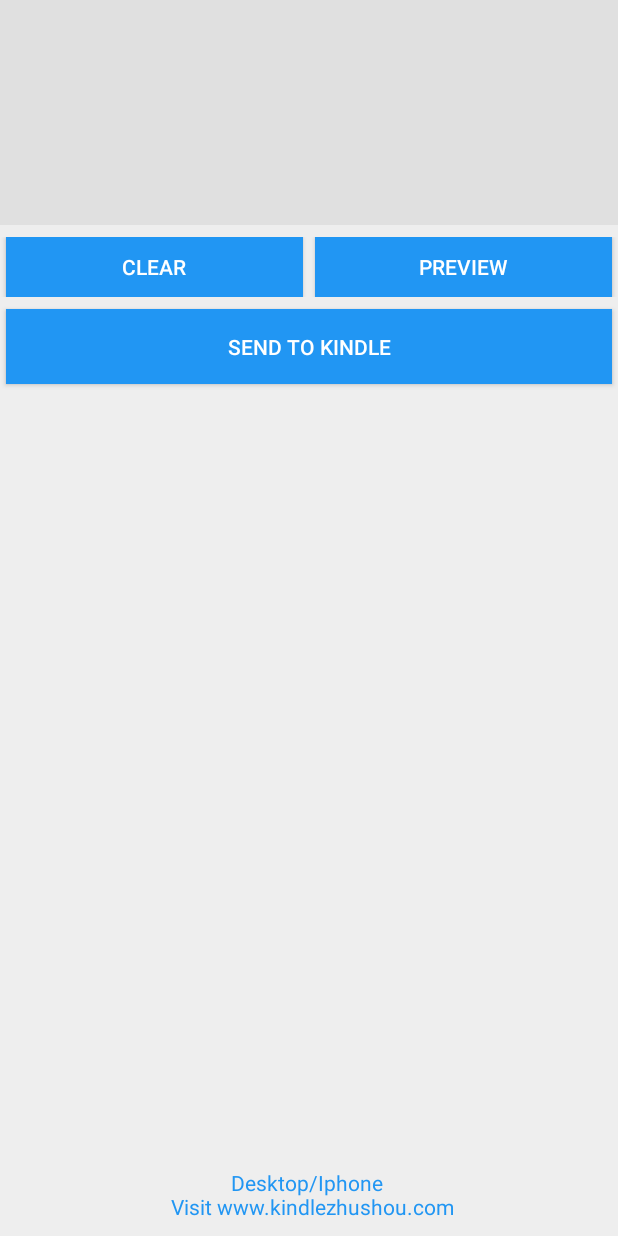
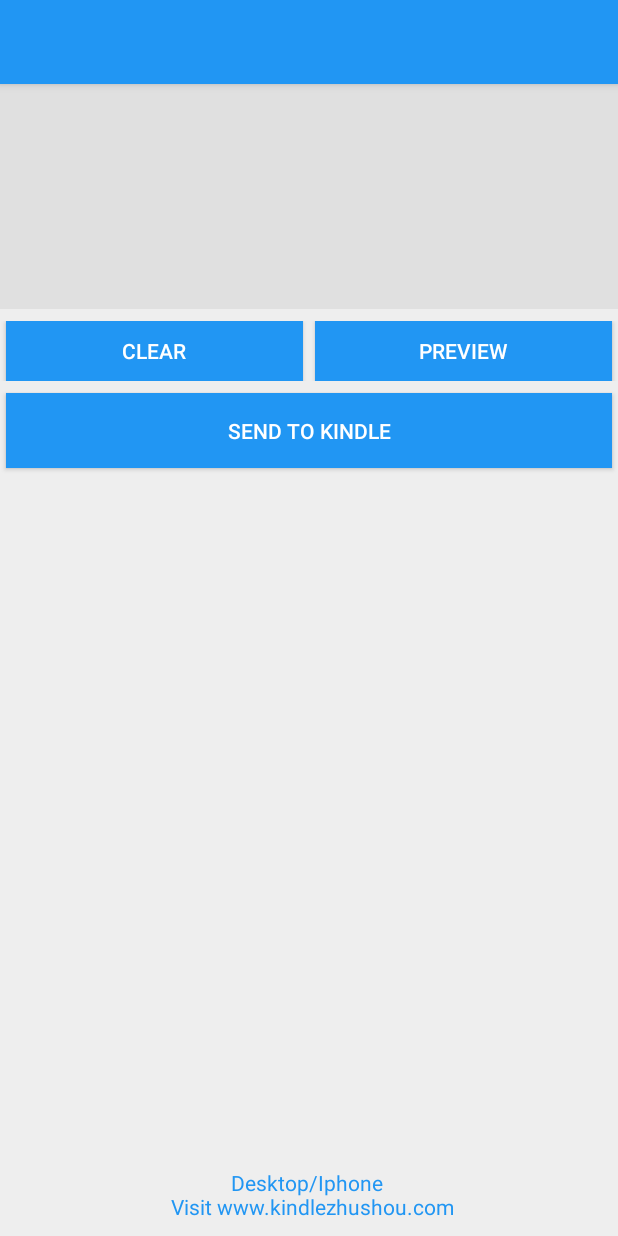
Before and after one commit to wudizhuo/kindle-android-kotlin, an Android app: the layout activity_main.xml on its own in the app's theme, with its tools: preview values and no code run, on a phone screen of 412 x 824 dp. Run offline under Robolectric (Android 15) with nearby library versions, the phone set to English and light mode, and no system bars.

```diff
--- a/app/build.gradle
+++ b/app/build.gradle
@@ -48,7 +48,8 @@ dependencies {
     androidTestCompile('com.android.support.test.espresso:espresso-core:2.2.2', {
         exclude group: 'com.android.support', module: 'support-annotations'
     })
-    compile 'com.android.support:appcompat-v7:26.+'
+    compile 'com.android.support:appcompat-v7:23.4.0'
+    compile 'com.android.support:design:26.1.0'
     compile 'com.android.support.constraint:constraint-layout:1.0.2'
     testCompile 'junit:junit:4.12'
     compile "org.jetbrains.kotlin:kotlin-stdlib-jre7:$kotlin_version"
--- a/app/src/main/java/com/kindleassistant/App.kt
+++ b/app/src/main/java/com/kindleassistant/App.kt
@@ -14,7 +14,11 @@ class App : Application() {
 
     override fun onCreate() {
         super.onCreate()
-        Fabric.with(this, Crashlytics())
+        val fabric = Fabric.Builder(this)
+                .kits(Crashlytics())
+                .debuggable(BuildConfig.DEBUG)
+                .build()
+        Fabric.with(fabric)
 
         //TODO 学习这个代码是怎么使用的
         appComponent = DaggerAppComponent.builder()
--- /dev/null
+++ b/app/src/main/java/com/kindleassistant/sender/model/entity/BaseResponse.kt
@@ -0,0 +1,3 @@
+package com.kindleassistant.sender.model.entity
+
+internal open class BaseResponse
--- a/app/src/main/java/com/kindleassistant/sender/model/entity/PreViewRsp.java
+++ b/app/src/main/java/com/kindleassistant/sender/model/entity/PreViewRsp.java
@@ -1,6 +1,5 @@
 package com.kindleassistant.sender.model.entity;
 
-import com.kindleassistant.common.BaseResponse;
 
 public class PreViewRsp extends BaseResponse {
 	private String content;
--- a/app/src/main/java/com/kindleassistant/sender/model/entity/SendUrlRsp.java
+++ b/app/src/main/java/com/kindleassistant/sender/model/entity/SendUrlRsp.java
@@ -1,6 +1,4 @@
 package com.kindleassistant.sender.model.entity;
-
-import com.kindleassistant.common.BaseResponse;
 
 public class SendUrlRsp extends BaseResponse {
 
--- a/app/src/main/res/layout/activity_main.xml
+++ b/app/src/main/res/layout/activity_main.xml
@@ -1,69 +1,20 @@
 <?xml version="1.0" encoding="utf-8"?>
-<LinearLayout xmlns:android="http://schemas.android.com/apk/res/android"
+<android.support.v4.widget.DrawerLayout xmlns:android="http://schemas.android.com/apk/res/android"
+    xmlns:app="http://schemas.android.com/apk/res-auto"
+    android:id="@+id/drawerLayout"
     android:layout_width="match_parent"
-    android:layout_height="match_parent"
-    android:background="#eeeeee"
-    android:orientation="vertical">
+    android:layout_height="match_parent">
 
-    <EditText
-        android:id="@+id/et_user_url"
-        android:layout_width="match_parent"
-        android:layout_height="150dp"
-        android:background="#e0e0e0"
-        android:gravity="top"
-        android:padding="5dp" />
+    <!-- The main content view -->
+    <include layout="@layout/view_main" />
 
-    <LinearLayout
-        android:layout_width="fill_parent"
-        android:layout_height="wrap_content"
-        android:layout_marginTop="@dimen/common_page_edge_padding">
-
-        <Button
-            android:id="@+id/bt_clear"
-            style="@style/sendbutton"
-            android:layout_width="0dp"
-            android:layout_height="40dp"
-            android:layout_centerVertical="true"
-            android:layout_marginLeft="4dp"
-            android:layout_marginRight="4dp"
-            android:layout_weight="1"
-            android:background="@drawable/btn_selector"
-            android:text="@string/clear_content" />
-
-        <Button
-            android:id="@+id/bt_preview"
-            style="@style/sendbutton"
-            android:layout_width="0dp"
-            android:layout_height="40dp"
-            android:layout_centerVertical="true"
-            android:layout_marginLeft="4dp"
-            android:layout_marginRight="4dp"
-            android:layout_weight="1"
-            android:background="@drawable/btn_selector"
-            android:text="@string/preview" />
-    </LinearLayout>
-
-    <Button
-        android:id="@+id/bt_send"
-        style="@style/sendbutton"
-        android:layout_width="match_parent"
-        android:layout_height="50dp"
-        android:layout_alignParentLeft="true"
-        android:layout_centerVertical="true"
-        android:layout_marginLeft="4dp"
-        android:layout_marginRight="4dp"
-        android:layout_marginTop="@dimen/common_page_edge_padding"
-        android:background="@drawable/btn_selector"
-        android:text="@string/send_to_kindle" />
-
-    <TextView
-        android:layout_width="match_parent"
-        android:layout_height="wrap_content"
-        android:layout_weight="1"
-        android:gravity="bottom|center_horizontal"
-        android:paddingBottom="10dp"
-        android:text="@string/main_tips"
-        android:textColor="@color/primary"
-        android:textSize="14sp" />
-
-</LinearLayout>
+    <android.support.design.widget.NavigationView
+        android:id="@+id/navigation_view"
+        android:layout_width="wrap_content"
+        android:layout_height="match_parent"
+        android:layout_gravity="start"
+        android:fitsSystemWindows="true"
+        app:headerLayout="@layout/navigation_drawer_header"
+        app:menu="@menu/navigation_drawer_menu"
+        app:theme="@style/NavigationViewTheme" />
+</android.support.v4.widget.DrawerLayout>
--- /dev/null
+++ b/app/src/main/res/layout/toolbar.xml
@@ -0,0 +1,9 @@
+<android.support.v7.widget.Toolbar xmlns:android="http://schemas.android.com/apk/res/android"
+    xmlns:app="http://schemas.android.com/apk/res-auto"
+    android:id="@+id/toolbar"
+    android:layout_width="match_parent"
+    android:layout_height="?actionBarSize"
+    android:background="?attr/colorPrimary"
+    android:elevation="4dp"
+    app:theme="@style/ToolbarTheme"
+    app:popupTheme="@style/ThemeOverlay.AppCompat.Light" />
--- /dev/null
+++ b/app/src/main/res/layout/view_main.xml
@@ -0,0 +1,71 @@
+<?xml version="1.0" encoding="utf-8"?>
+<LinearLayout xmlns:android="http://schemas.android.com/apk/res/android"
+    android:layout_width="match_parent"
+    android:layout_height="match_parent"
+    android:background="#eeeeee"
+    android:orientation="vertical">
+
+    <include layout="@layout/toolbar" />
+
+    <EditText
+        android:id="@+id/et_user_url"
+        android:layout_width="match_parent"
+        android:layout_height="150dp"
+        android:background="#e0e0e0"
+        android:gravity="top"
+        android:padding="5dp" />
+
+    <LinearLayout
+        android:layout_width="fill_parent"
+        android:layout_height="wrap_content"
+        android:layout_marginTop="@dimen/common_page_edge_padding">
+
+        <Button
+            android:id="@+id/bt_clear"
+            style="@style/sendbutton"
+            android:layout_width="0dp"
+            android:layout_height="40dp"
+            android:layout_centerVertical="true"
+            android:layout_marginLeft="4dp"
+            android:layout_marginRight="4dp"
+            android:layout_weight="1"
+            android:background="@drawable/btn_selector"
+            android:text="@string/clear_content" />
+
+        <Button
+            android:id="@+id/bt_preview"
+            style="@style/sendbutton"
+            android:layout_width="0dp"
+            android:layout_height="40dp"
+            android:layout_centerVertical="true"
+            android:layout_marginLeft="4dp"
+            android:layout_marginRight="4dp"
+            android:layout_weight="1"
+            android:background="@drawable/btn_selector"
+            android:text="@string/preview" />
+    </LinearLayout>
+
+    <Button
+        android:id="@+id/bt_send"
+        style="@style/sendbutton"
+        android:layout_width="match_parent"
+        android:layout_height="50dp"
+        android:layout_alignParentLeft="true"
+        android:layout_centerVertical="true"
+        android:layout_marginLeft="4dp"
+        android:layout_marginRight="4dp"
+        android:layout_marginTop="@dimen/common_page_edge_padding"
+        android:background="@drawable/btn_selector"
+        android:text="@string/send_to_kindle" />
+
+    <TextView
+        android:layout_width="match_parent"
+        android:layout_height="wrap_content"
+        android:layout_weight="1"
+        android:gravity="bottom|center_horizontal"
+        android:paddingBottom="10dp"
+        android:text="@string/main_tips"
+        android:textColor="@color/primary"
+        android:textSize="14sp" />
+
+</LinearLayout>
--- /dev/null
+++ b/app/src/main/res/menu/navigation_drawer_menu.xml
@@ -0,0 +1,19 @@
+<?xml version="1.0" encoding="utf-8"?>
+<menu xmlns:android="http://schemas.android.com/apk/res/android">
+    <item
+        android:id="@+id/item_navigation_drawer_help"
+        android:icon="@drawable/ic_help"
+        android:title="@string/help" />
+    <item
+        android:id="@+id/item_navigation_drawer_upload"
+        android:icon="@drawable/ic_upload"
+        android:title="@string/upload" />
+    <item
+        android:id="@+id/item_navigation_drawer_settings"
+        android:icon="@drawable/ic_settings"
+        android:title="@string/setting" />
+    <item
+        android:id="@+id/item_navigation_drawer_feedback"
+        android:icon="@drawable/ic_feedback"
+        android:title="@string/feedback" />
+</menu>
--- a/app/src/main/res/values/styles.xml
+++ b/app/src/main/res/values/styles.xml
@@ -1,11 +1,20 @@
 <resources>
 
     <!-- Base application theme. -->
-    <style name="AppTheme" parent="Theme.AppCompat.Light.DarkActionBar">
+    <style name="AppTheme" parent="Theme.AppCompat.Light.NoActionBar">
         <!-- Customize your theme here. -->
         <item name="colorPrimary">@color/colorPrimary</item>
         <item name="colorPrimaryDark">@color/colorPrimaryDark</item>
         <item name="colorAccent">@color/colorAccent</item>
+    </style>
+
+    <style name="NavigationViewTheme" parent="AppTheme">
+        <item name="textAppearanceListItem">@style/TextAppearance.AppCompat.Body2</item>
+    </style>
+
+    <style name="ToolbarTheme" parent="AppTheme">
+        <item name="android:textColorPrimary">@android:color/white</item>
+        <item name="android:textColorSecondary">@android:color/white</item>
     </style>
 
     <style name="sendbutton">
--- a/build.gradle
+++ b/build.gradle
@@ -7,6 +7,7 @@ buildscript {
     repositories {
         jcenter()
         maven { url 'https://maven.fabric.io/public' }
+        google()
     }
     dependencies {
         classpath 'com.android.tools.build:gradle:3.0.1'
@@ -21,6 +22,7 @@ buildscript {
 allprojects {
     repositories {
         jcenter()
+        google()
     }
 }
 
```
Also changed, not shown: app/src/main/java/com/kindleassistant/sender/MainActivity.kt (+43 -0 lines), app/src/main/java/com/kindleassistant/sender/SenderPresenter.kt (+14 -0 lines), app/src/main/res/layout/navigation_drawer_header.xml (added, +48 -0 lines), app/src/main/res/drawable-hdpi/header.jpg (added), app/src/main/res/drawable-hdpi/ic_feedback.png (added), app/src/main/res/drawable-hdpi/ic_help.png (added), app/src/main/res/drawable-hdpi/ic_menu.png (added), app/src/main/res/drawable-hdpi/ic_settings.png (added), app/src/main/res/drawable-hdpi/ic_upload.png (added).
